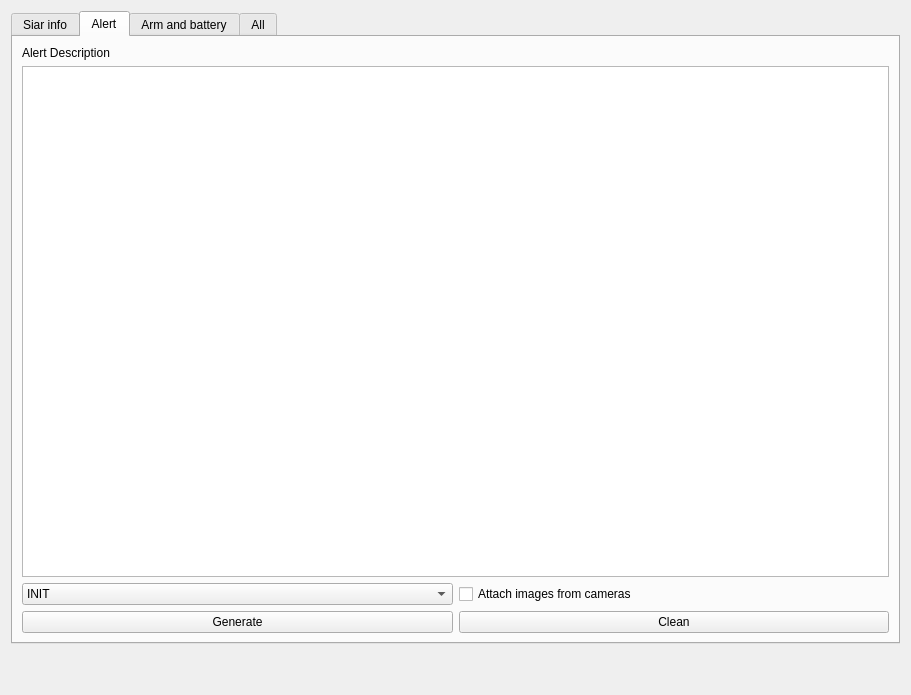
Above: siar_rqt_plugin/src/siar_rqt_plugin/my_plugin.ui from robotics-upo/siar_packages before the change. Below: the same form after it.
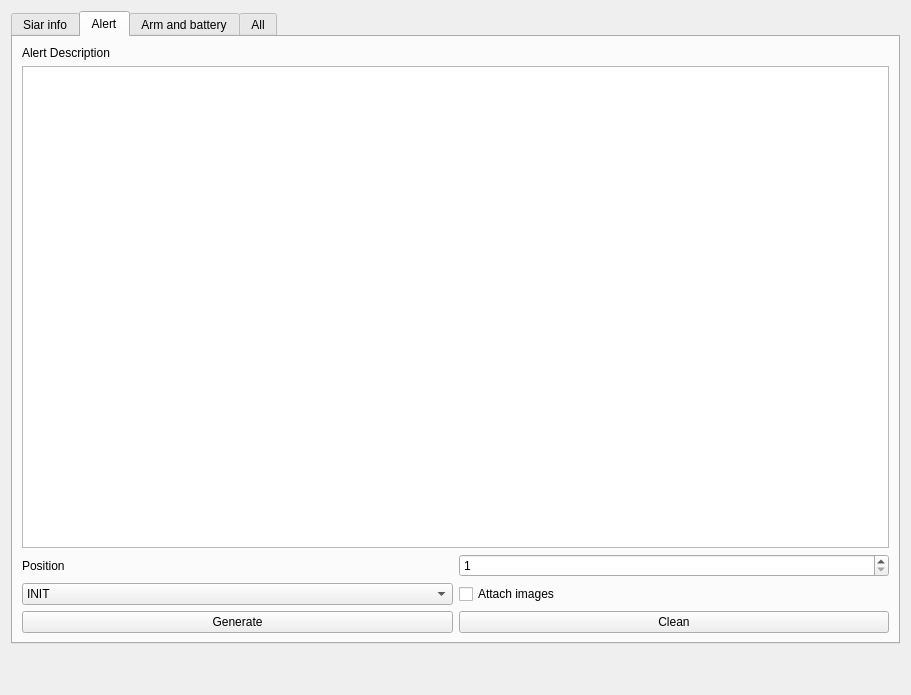
That is the form after the change.

What changed in the file:
```diff
--- a/siar_rqt_plugin/src/siar_rqt_plugin/my_plugin.ui
+++ b/siar_rqt_plugin/src/siar_rqt_plugin/my_plugin.ui
@@ -135,6 +135,27 @@
        <item>
         <layout class="QHBoxLayout" name="horizontalLayout_6">
          <item>
+          <widget class="QLabel" name="label_6">
+           <property name="text">
+            <string>Position</string>
+           </property>
+          </widget>
+         </item>
+         <item>
+          <widget class="QSpinBox" name="spinBox">
+           <property name="minimum">
+            <number>1</number>
+           </property>
+           <property name="maximum">
+            <number>12</number>
+           </property>
+          </widget>
+         </item>
+        </layout>
+       </item>
+       <item>
+        <layout class="QHBoxLayout" name="horizontalLayout_7">
+         <item>
           <widget class="QComboBox" name="alertTypeCombo">
            <item>
             <property name="text">
@@ -161,7 +182,7 @@
          <item>
           <widget class="QCheckBox" name="checkBox">
            <property name="text">
-            <string>Attach images from cameras</string>
+            <string>Attach images</string>
            </property>
           </widget>
          </item>
```
